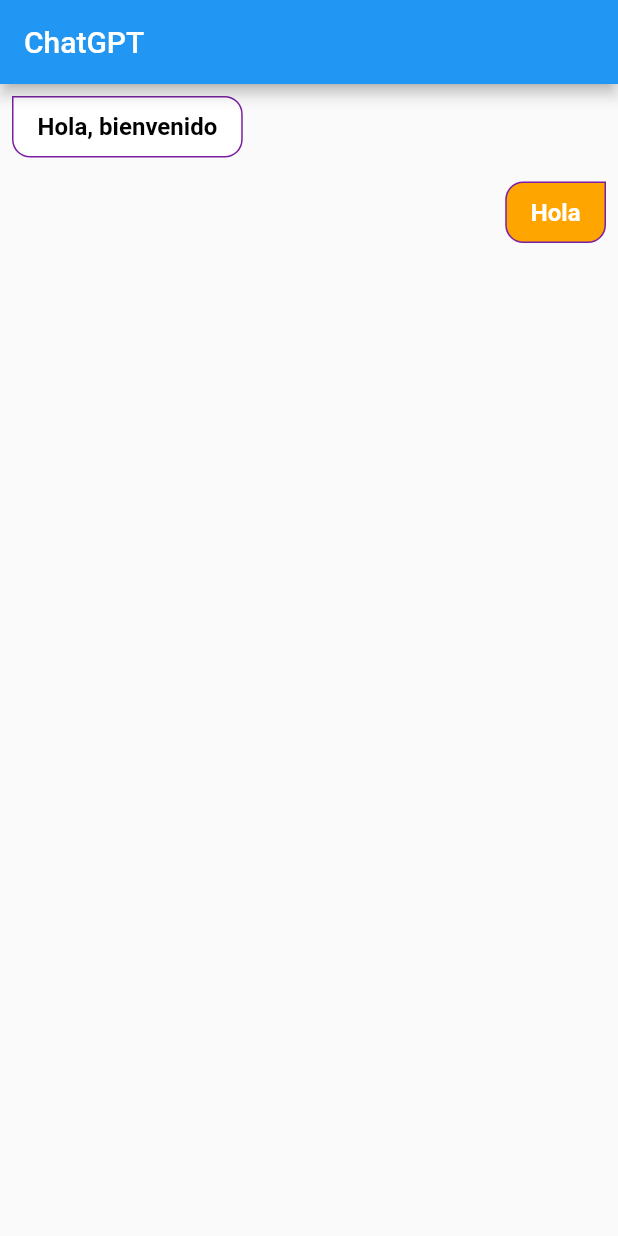
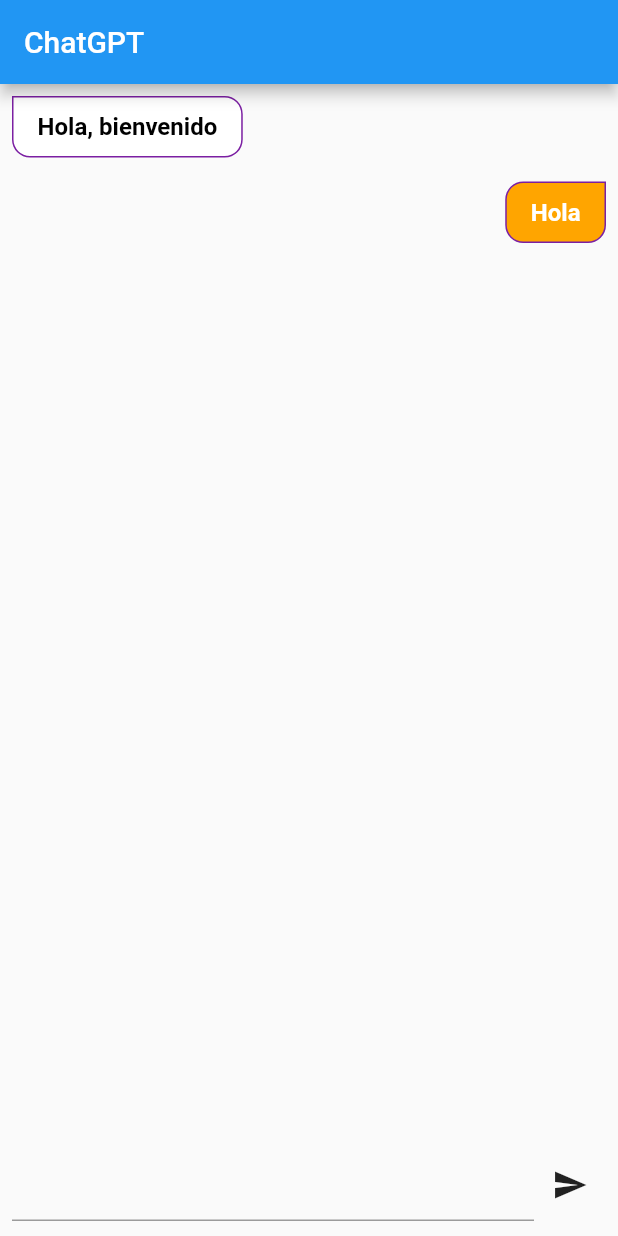
Before and after one commit to stef4no1/chatGPT-flutter, a Flutter app: the screen it shows after launch, on a phone screen of 412 x 824 dp. Run offline on Flutter 3.47's test engine with Material 2 defaults, Android fonts, the phone set to English and light mode, and no system bars; Roboto replaces fonts that are missing (Poppins).

Commit message:
upload home

```diff
--- a/lib/home.dart
+++ b/lib/home.dart
@@ -30,7 +30,16 @@
                             message: messages[index]["message"].toString(),
                             isMe: messages[index]["isMe"].toString() == "false" ? false : true),
                     );
-                })))
+                }))),
+                Container(
+                  padding: EdgeInsets.symmetric(horizontal: 8.0, vertical: 10.0),
+                  child: Row(
+                    children: [
+                      Expanded(child: TextField()),
+                      IconButton(onPressed: () {}, icon: Icon(Icons.send))
+                    ],
+                  ),
+                )
         ]),
     );
   }
```
